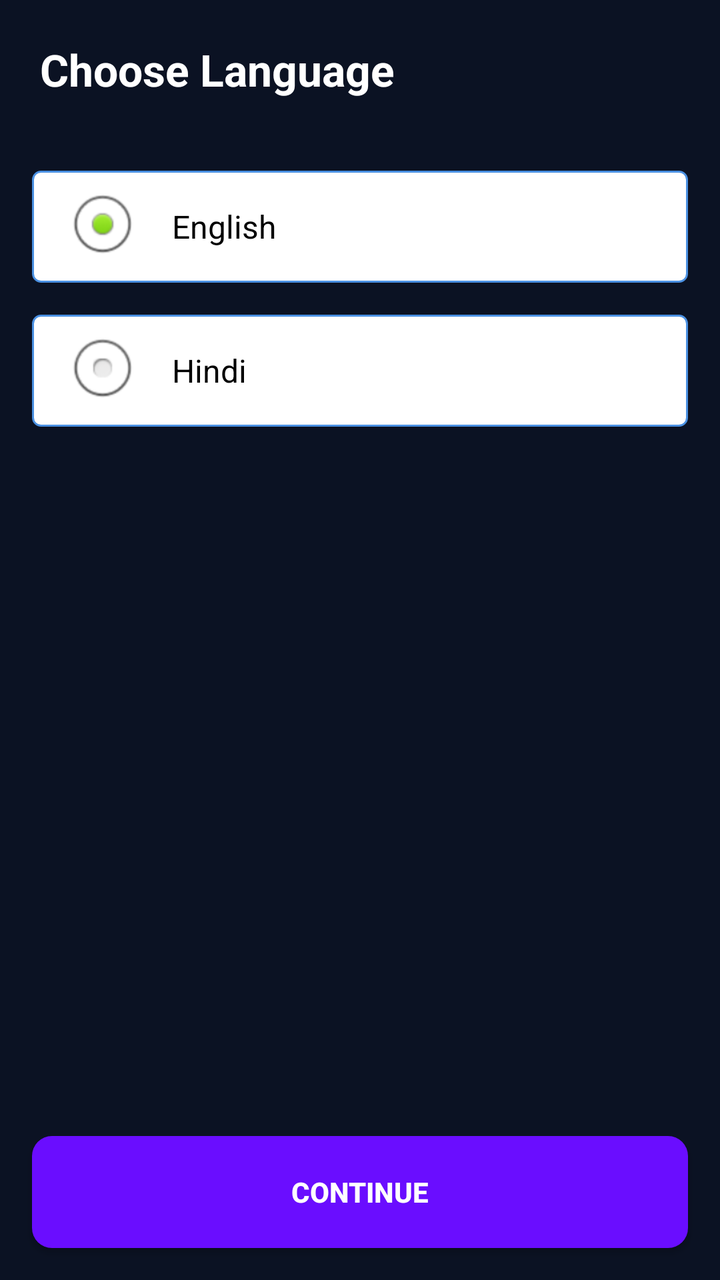
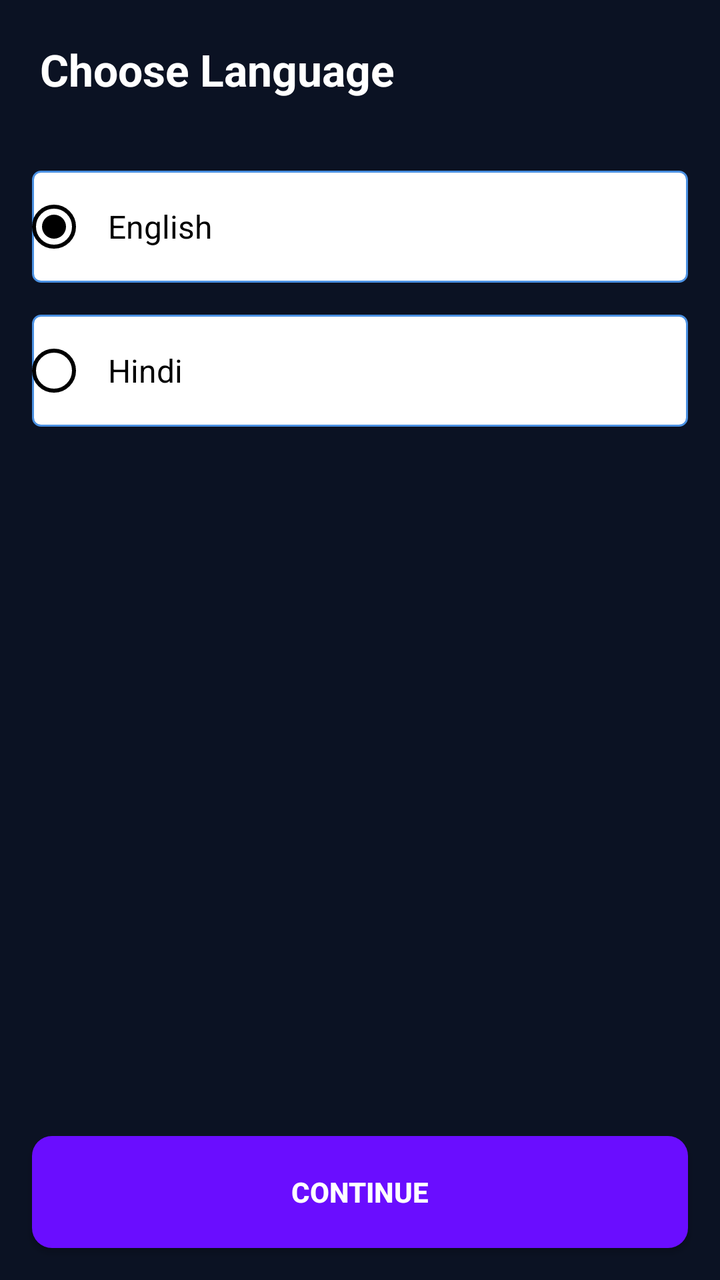

Before-and-after screenshots of an Android layout around one commit, followed by the original layout XML and the change that was made.
<!-- AndroidManifest.xml: application theme Theme.Rush47 -->
<!-- res/layout/activity_language.xml -->
<?xml version="1.0" encoding="utf-8"?>
<LinearLayout xmlns:android="http://schemas.android.com/apk/res/android"
    android:layout_width="match_parent"
    android:layout_height="match_parent"
    android:orientation="vertical"
    android:background="@color/dark_bg">

    <TextView
        android:layout_width="match_parent"
        android:layout_height="wrap_content"
        android:background="@color/dark_bg"
        android:padding="20dp"
        android:text="@string/choose_language"
        android:textColor="@color/white"
        android:textSize="22sp"
        android:textStyle="bold" />

    <RadioGroup
        android:id="@+id/languageGroup"
        android:layout_width="match_parent"
        android:layout_height="wrap_content"
        android:orientation="vertical"
        android:padding="16dp">

        <RadioButton
            android:id="@+id/radioEnglish"
            android:layout_width="match_parent"
            android:layout_height="56dp"
            android:layout_marginBottom="16dp"
            android:background="@drawable/bg_language_option"
            android:button="@null"
            android:checked="true"
            android:drawableStart="@android:drawable/btn_radio"
            android:drawablePadding="16dp"
            android:gravity="center_vertical"
            android:padding="16dp"
            android:text="@string/english"
            android:textColor="@android:color/black"
            android:textSize="16sp" />

        <RadioButton
            android:id="@+id/radioHindi"
            android:layout_width="match_parent"
            android:layout_height="56dp"
            android:background="@drawable/bg_language_option"
            android:button="@null"
            android:drawableStart="@android:drawable/btn_radio"
            android:drawablePadding="16dp"
            android:gravity="center_vertical"
            android:padding="16dp"
            android:text="@string/hindi"
            android:textColor="@android:color/black"
            android:textSize="16sp" />
    </RadioGroup>

    <View
        android:layout_width="match_parent"
        android:layout_height="0dp"
        android:layout_weight="1" />

    <Button
        android:id="@+id/btnContinue"
        android:layout_width="match_parent"
        android:layout_height="56dp"
        android:layout_margin="16dp"
        android:background="@drawable/bg_button_continue"
        android:text="@string/continue_btn"
        android:textColor="@color/white"
        android:textStyle="bold" />
</LinearLayout>
<!-- resources referenced by this layout -->
<resources>
  <color name="dark_bg">#0B1223</color>
  <color name="white">#FFFFFF</color>
  <!-- drawable bg_button_continue (drawable) -->
  <?xml version="1.0" encoding="utf-8"?>
  <shape xmlns:android="http://schemas.android.com/apk/res/android">
      <solid android:color="@color/purple_primary" />
      <corners android:radius="10dp" />
  </shape>
  <!-- drawable bg_language_option (drawable) -->
  <?xml version="1.0" encoding="utf-8"?>
  <shape xmlns:android="http://schemas.android.com/apk/res/android">
      <solid android:color="@color/white" />
      <stroke android:width="1dp" android:color="#4A90E2" />
      <corners android:radius="4dp" />
  </shape>
  <string name="choose_language">Choose Language</string>
  <string name="continue_btn">CONTINUE</string>
  <string name="english">English</string>
  <string name="hindi">Hindi</string>
  <style name="Theme.Rush47" parent="Theme.MaterialComponents.DayNight.NoActionBar">
          <item name="colorPrimary">@color/purple_primary</item>
          <item name="colorPrimaryVariant">@color/purple_primary</item>
          <item name="android:statusBarColor">@color/dark_bg</item>
      </style>
  <color name="purple_primary">#6A0DFF</color>
</resources>

<!-- the commit's change to res/layout/activity_language.xml (unified diff, before → after) -->
@@ -28,12 +28,13 @@
             android:layout_height="56dp"
             android:layout_marginBottom="16dp"
             android:background="@drawable/bg_language_option"
-            android:button="@null"
+            android:button="@drawable/radio_circle_selector"
             android:checked="true"
-            android:drawableStart="@android:drawable/btn_radio"
-            android:drawablePadding="16dp"
+            android:buttonTint="@android:color/black"
+            android:drawablePadding="0dp"
+            android:paddingStart="16dp"
+            android:paddingEnd="16dp"
             android:gravity="center_vertical"
-            android:padding="16dp"
             android:text="@string/english"
             android:textColor="@android:color/black"
             android:textSize="16sp" />
@@ -43,11 +44,11 @@
             android:layout_width="match_parent"
             android:layout_height="56dp"
             android:background="@drawable/bg_language_option"
-            android:button="@null"
-            android:drawableStart="@android:drawable/btn_radio"
-            android:drawablePadding="16dp"
+            android:button="@drawable/radio_circle_selector"
+            android:buttonTint="@android:color/black"
+            android:paddingStart="16dp"
+            android:paddingEnd="16dp"
             android:gravity="center_vertical"
-            android:padding="16dp"
             android:text="@string/hindi"
             android:textColor="@android:color/black"
             android:textSize="16sp" />
<!-- resource entries referenced after the edit -->
@@ -15,6 +15,12 @@
       <stroke android:width="1dp" android:color="#4A90E2" />
       <corners android:radius="4dp" />
   </shape>
+  <!-- drawable radio_circle_selector (drawable) -->
+  <?xml version="1.0" encoding="utf-8"?>
+  <selector xmlns:android="http://schemas.android.com/apk/res/android">
+      <item android:state_checked="true" android:drawable="@drawable/radio_circle_checked" />
+      <item android:state_checked="false" android:drawable="@drawable/radio_circle_unchecked" />
+  </selector>
   <string name="choose_language">Choose Language</string>
   <string name="continue_btn">CONTINUE</string>
   <string name="english">English</string>
@@ -25,5 +31,27 @@
           <item name="android:statusBarColor">@color/dark_bg</item>
       </style>
   <color name="purple_primary">#6A0DFF</color>
+  <!-- drawable radio_circle_checked (drawable) -->
+  <?xml version="1.0" encoding="utf-8"?>
+  <layer-list xmlns:android="http://schemas.android.com/apk/res/android">
+      <item android:width="22dp" android:height="22dp" android:gravity="center">
+          <shape android:shape="oval">
+              <stroke android:width="2dp" android:color="@android:color/black" />
+              <solid android:color="@android:color/transparent" />
+          </shape>
+      </item>
+      <item android:width="12dp" android:height="12dp" android:gravity="center">
+          <shape android:shape="oval">
+              <solid android:color="@android:color/black" />
+          </shape>
+      </item>
+  </layer-list>
+  <!-- drawable radio_circle_unchecked (drawable) -->
+  <?xml version="1.0" encoding="utf-8"?>
+  <shape xmlns:android="http://schemas.android.com/apk/res/android" android:shape="oval">
+      <stroke android:width="2dp" android:color="@android:color/black" />
+      <solid android:color="@android:color/transparent" />
+      <size android:width="22dp" android:height="22dp" />
+  </shape>
 </resources>
 
